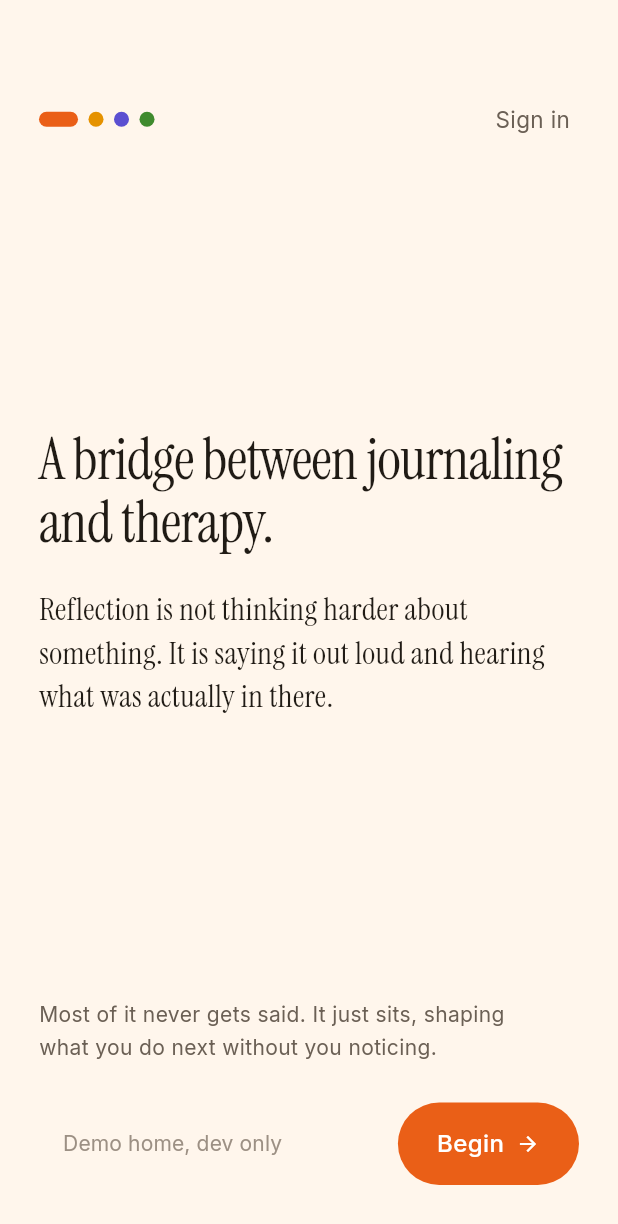
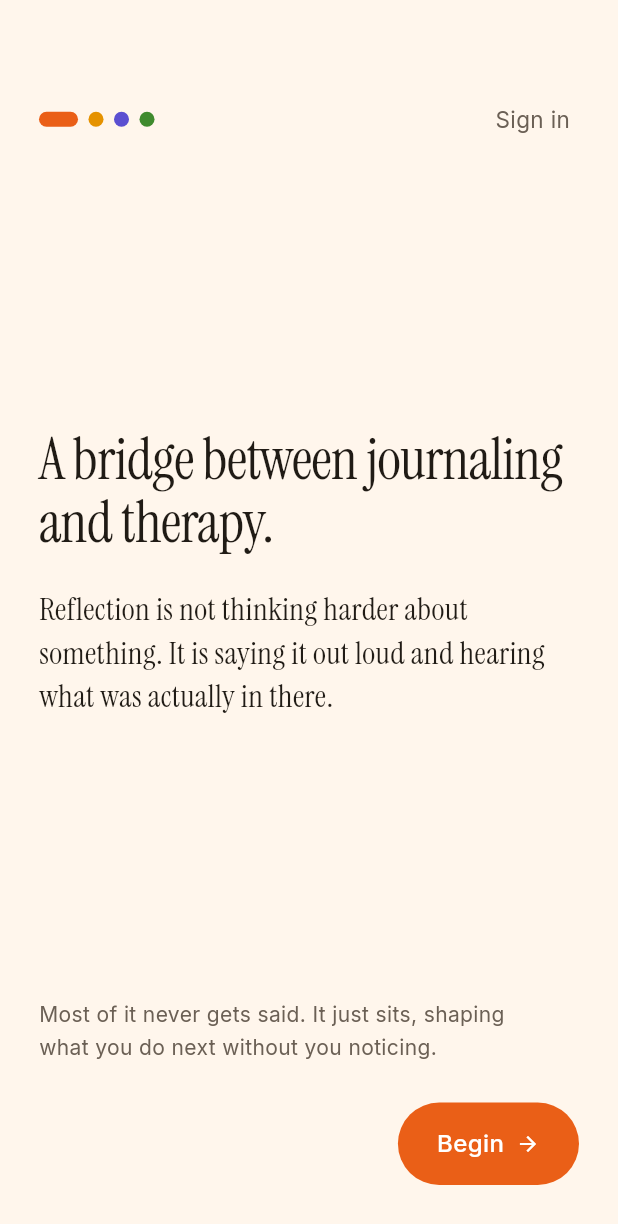
Before and after one commit to techadnank9/soul, a Flutter app: the screen it shows after launch, on a phone screen of 412 x 824 dp. Shown: the top 1224 px of the screen. Run offline on Flutter 3.47's test engine with Material 3 defaults, Android fonts, the phone set to English and light mode, and no system bars; drawn by our look-alikes of sentry_flutter; our stand-ins replace flutter_secure_storage, geolocator, sign_in_with_apple; missing offline and left inert: record.

Commit message:
Remove the development skips, and make sure nobody is stranded on an account
The demo on the welcome screen and the skip on the sign in screen are gone.
The way past first run is to sign in.

That exposed the hole under them. Home drew its header, and the profile
button in it, only when the week had something in it, so somebody with
nothing written yet could not reach the profile at all: no sign in, no log
out. The header is on every state of home now.

An account taken through the skip has no address and no Apple id on it, and
logging out of one just makes another. GET /profile returns signedIn, and
when it is false the profile says the account lives on this phone only and
offers sign in, which attaches the address to the account already here so
the entries stay with it.

Co-Authored-By: Claude Opus 5 <noreply@anthropic.com>

```diff
--- a/app/lib/api/client.dart
+++ b/app/lib/api/client.dart
@@ -204,13 +204,6 @@ class SoulApi {
       throw SoulApiException(response.statusCode, text);
     }
     return jsonDecode(text) as Map<String, dynamic>;
-  }
-
-  /// The demo skip: a fresh account already holding a week of entries, and
-  /// its session. Every press makes its own, so nobody shares one.
-  Future<String> demoSession() async {
-    final json = await _post('/auth/demo', {});
-    return json['token'] as String;
   }
 
   /// The line on the last screen of first run, written from the answers
--- a/app/lib/features/onboarding/first_run.dart
+++ b/app/lib/features/onboarding/first_run.dart
@@ -27,7 +27,6 @@ class FirstRun extends StatefulWidget {
   const FirstRun({
     super.key,
     required this.onFinished,
-    required this.onDemo,
     required this.onSignInAgain,
     this.startAt,
   });
@@ -35,8 +34,6 @@ class FirstRun extends StatefulWidget {
   /// Home, with whatever name was given.
   final ValueChanged<String?> onFinished;
 
-  /// Development only. The seeded demo account, straight to home.
-  final VoidCallback onDemo;
 
   /// Somebody who has been here before, on another phone or after a log
   /// out. Straight to sign in, no questions.
@@ -147,21 +144,6 @@ class _FirstRunState extends State<FirstRun> {
     });
   }
 
-  Future<void> _skipToDemo() async {
-    try {
-      final token = await _api.demoSession();
-      await storeSessionToken(token);
-      await markFirstRunDone();
-      _api.event('demo_skipped');
-      if (!mounted) return;
-      widget.onDemo();
-    } catch (error) {
-      _api.event('demo_failed', {
-        'status': error is SoulApiException ? error.status : null,
-      });
-    }
-  }
-
   /// Sent in the background as the last profile question is left, because
   /// a person should never wait on this, and a profile where nothing was
   /// given is never sent at all.
@@ -235,7 +217,6 @@ class _FirstRunState extends State<FirstRun> {
             await _account;
             _next();
           },
-          onSkip: _skipToDemo,
           onSignIn: widget.onSignInAgain,
         ),
       _Kind.how => HowItWorksScreen(onContinue: _next),
@@ -275,13 +256,10 @@ class _FirstRunState extends State<FirstRun> {
       // Last. Signing in comes after there is something to keep, not before
       // the person has seen what this is.
       // No way out at the end of first run. There is nothing behind this
-      // screen to close back to, and the way past it is to sign in or to
-      // take the skip. The close button belongs to the other way in, from
-      // the first screen, where there is something to go back to.
-      _Kind.signIn => SignInScreen(
-          onSignedIn: _toHome,
-          onSkip: _toHome,
-        ),
+      // screen to close back to, and the way past it is to sign in. The
+      // close button belongs to the other way in, from the first screen,
+      // where there is something to go back to.
+      _Kind.signIn => SignInScreen(onSignedIn: _toHome),
     };
   }
 
--- a/app/lib/features/onboarding/intro_screen.dart
+++ b/app/lib/features/onboarding/intro_screen.dart
@@ -1,6 +1,5 @@
 import 'package:flutter/material.dart';
 import '../../theme/soul_theme.dart';
-import '../../theme/widgets.dart';
 import 'onboarding_kit.dart';
 
 /// The first screen a person ever sees.
@@ -13,17 +12,9 @@ import 'onboarding_kit.dart';
 /// It settles into place in parts rather than snapping on, because the
 /// first thing the app does should be to arrive rather than appear.
 class IntroScreen extends StatelessWidget {
-  const IntroScreen({super.key, required this.onContinue, this.onSkip, this.onSignIn});
+  const IntroScreen({super.key, required this.onContinue, this.onSignIn});
 
   final VoidCallback onContinue;
-
-  /// Development only. Jumps the whole of first run and opens home as the
-  /// seeded demo user, who has a week of entries behind them, so how home
-  /// behaves can be looked at without answering fifteen questions first.
-  ///
-  /// It is labelled on the screen as what it is. A skip that looks like a
-  /// product control is one somebody ships by forgetting it is there.
-  final VoidCallback? onSkip;
 
   /// For somebody who has been here before, on another phone or after a log
   /// out. Straight to sign in, no questions. Without this the only sign in
@@ -100,23 +91,7 @@ class IntroScreen extends StatelessWidget {
             delay: const Duration(milliseconds: 520),
             child: Row(
               children: [
-                if (onSkip != null)
-                  Expanded(
-                    child: Align(
-                      alignment: Alignment.centerLeft,
-                      child: SizedBox(
-                        width: 180,
-                        child: SoulButton(
-                          'Demo home, dev only',
-                          kind: SoulButtonKind.ghost,
-                          alignLeft: true,
-                          onPressed: onSkip,
-                        ),
-                      ),
-                    ),
-                  )
-                else
-                  const Spacer(),
+                const Spacer(),
                 PrimaryCta(
                   'Begin',
                   arrow: true,
--- a/app/lib/main.dart
+++ b/app/lib/main.dart
@@ -93,7 +93,7 @@ Widget? _requestedScreen() {
   return switch (name) {
     'intro' || 'how' || 'profile' || 'baseline' || 'ready' =>
       _firstRun(startAt: name),
-    'sign_in' => SignInScreen(onSignedIn: nothing, onSkip: nothing),
+    'sign_in' => SignInScreen(onSignedIn: nothing),
     'capture' => CaptureScreen(onSubmitted: (_, {spoken = false, toneId}) {}),
     'home' => const Home(),
     'day' => DayScreen(api: api, date: todayOnDevice(), onBack: nothing),
@@ -160,7 +160,6 @@ class SignInAgain extends StatelessWidget {
     return SignInScreen(
       onBack: () => Navigator.of(context).maybePop(),
       onSignedIn: home,
-      onSkip: home,
     );
   }
 }
@@ -214,12 +213,6 @@ Widget _firstRun({String? startAt}) {
       startAt: startAt,
       onFinished: (name) => Navigator.of(context).pushReplacement(
         MaterialPageRoute(builder: (_) => Home(name: name)),
-      ),
-      // Straight to a home with a week in it. The server makes a fresh
-      // account and fills it, so the skip works on any phone and nobody
-      // shares an account.
-      onDemo: () => Navigator.of(context).pushReplacement(
-        MaterialPageRoute(builder: (_) => const Home(name: 'Sam')),
       ),
       onSignInAgain: () => Navigator.of(context).push(
         MaterialPageRoute(builder: (_) => const SignInAgain()),
```
Also changed, not shown: app/lib/features/home/home_screen.dart (+46 -38 lines), app/lib/features/onboarding/sign_in_screen.dart (+0 -18 lines), app/lib/features/profile/profile_tab.dart (+35 -0 lines), 3 other files.
